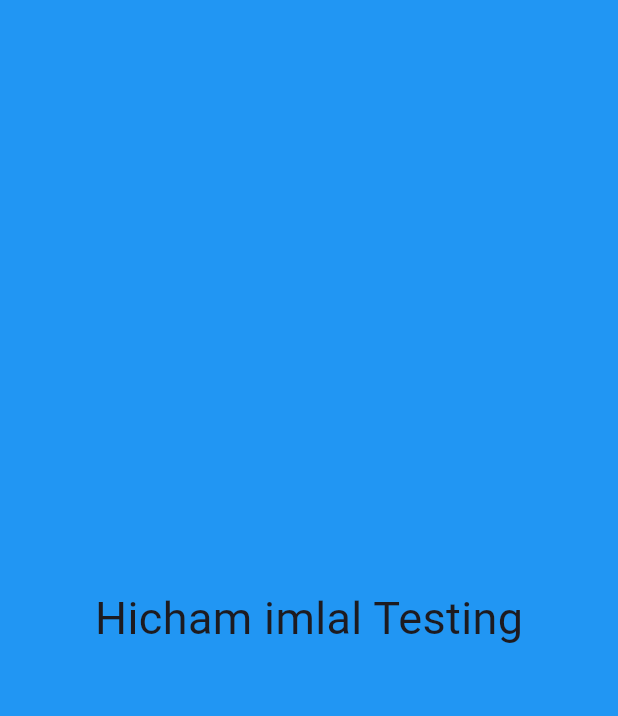
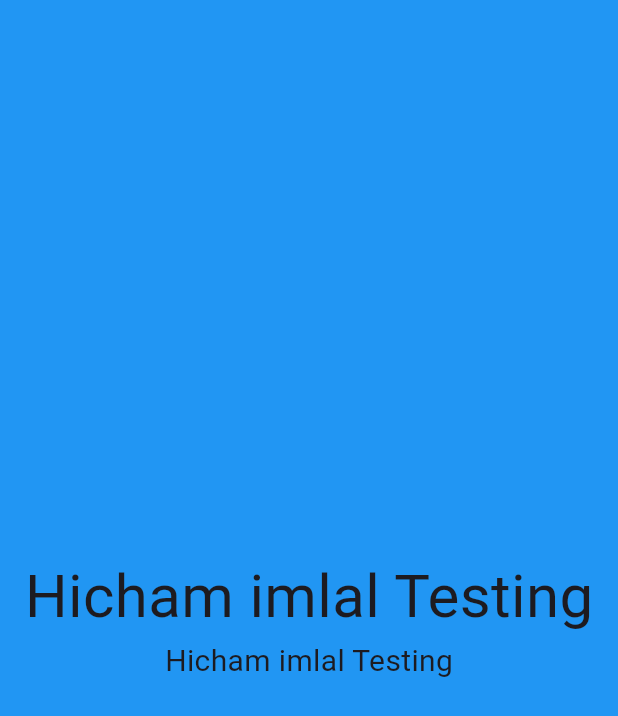
Before and after one commit to HichamImlal/note-APP, a Flutter app: the screen it shows after launch, on a phone screen of 412 x 824 dp. Shown: the top 716 px of the screen. Run offline on Flutter 3.47's test engine with Material 3 defaults, Android fonts, the light colour scheme and no system bars.

Commit message:
new changes in new branch

```diff
--- a/lib/main.dart
+++ b/lib/main.dart
@@ -16,8 +16,14 @@ class Main extends StatelessWidget {
           mainAxisAlignment: MainAxisAlignment.center,
           children: [
             Center(child: Text("Hicham imlal Testing",style: TextStyle(
-              fontSize: 30,
-            ),))
+              fontSize: 40,
+            ),),
+            ),
+            Center(
+              child: Text("Hicham imlal Testing",style: TextStyle(
+                fontSize: 20,
+              ),),
+            )
           ],
         ),
       ),
```
